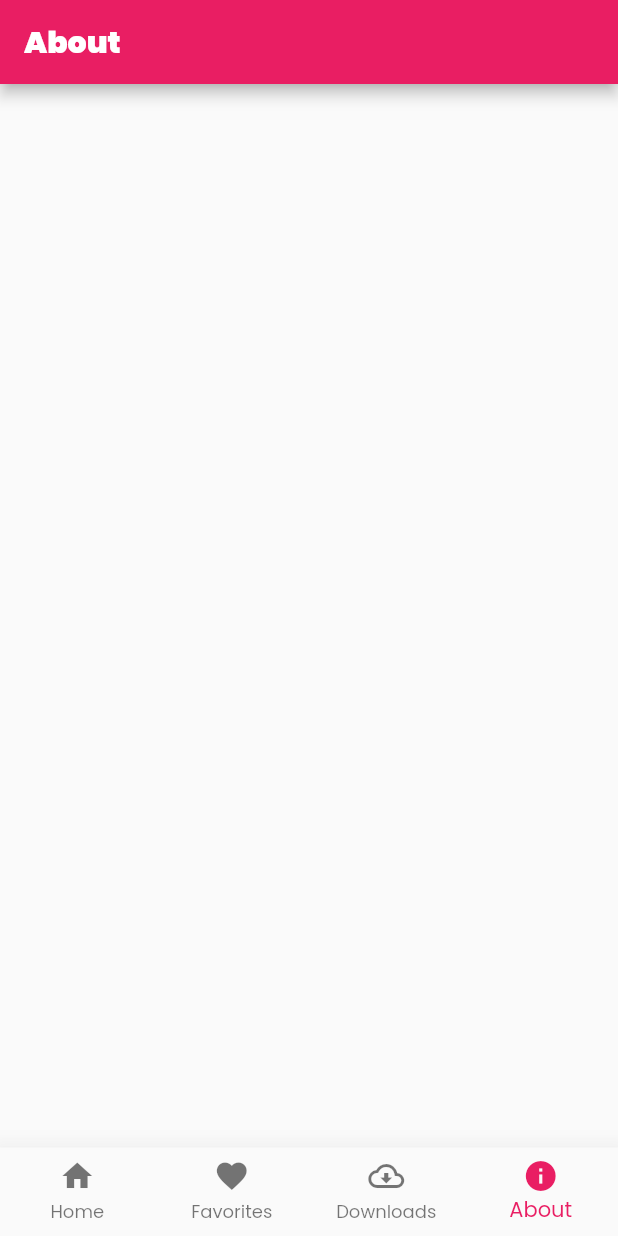
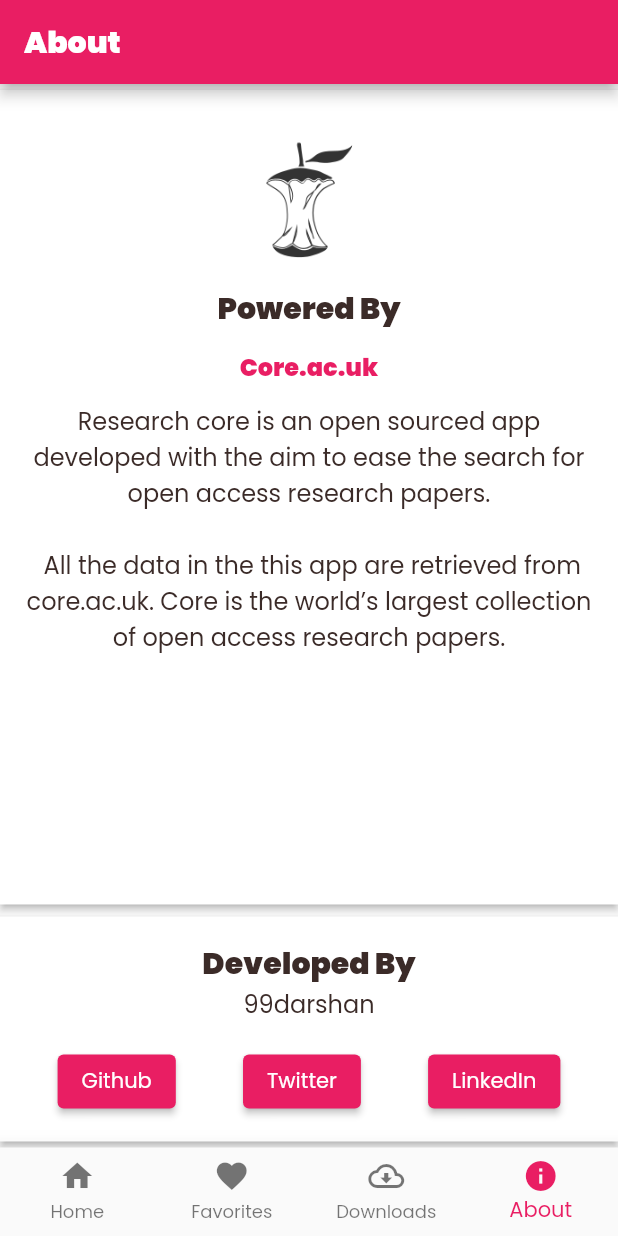
Before and after one commit to 99darshan/research-core, a Flutter app: the screen it shows after launch, item 4 of the bottom bar chosen, on a phone screen of 412 x 824 dp. Run offline on Flutter 3.47's test engine with Material 2 defaults, Android fonts, the phone set to English and light mode, and no system bars; our stand-ins replace dio, shared_preferences; missing offline and left inert: syncfusion_flutter_pdfviewer.

Commit message:
feat: design about screen

```diff
--- a/lib/screens/about_screen.dart
+++ b/lib/screens/about_screen.dart
@@ -1,23 +1,146 @@
 import 'package:flutter/material.dart';
+import 'package:researchcore/utils/theme_util.dart';
+import 'package:url_launcher/url_launcher.dart';
 
-class AboutScreen extends StatefulWidget {
+class AboutScreen extends StatelessWidget {
   const AboutScreen({Key? key}) : super(key: key);
 
-  @override
-  State<AboutScreen> createState() => _AboutScreenState();
-}
+  Future<void> _launchUrl(String url) async {
+    Uri parsedUrl = Uri.parse(url);
+    if (!await launchUrl(parsedUrl)) {
+      throw 'Could not launch $url';
+    }
+  }
 
-class _AboutScreenState extends State<AboutScreen> {
   @override
   Widget build(BuildContext context) {
     return Scaffold(
       appBar: AppBar(
-        title: Text('About'),
+        title: const Text(
+          'About',
+        ),
       ),
-      body: SingleChildScrollView(
-        child: Column(
-          children: [],
-        ),
+      body: Column(
+        mainAxisAlignment: MainAxisAlignment.center,
+        children: <Widget>[
+          // Powered By card
+          Expanded(
+            flex: 1,
+            child: Card(
+              margin: const EdgeInsets.symmetric(vertical: 4.0),
+              shape: const RoundedRectangleBorder(
+                borderRadius: BorderRadius.zero,
+              ),
+              elevation: 2.0,
+              child: SingleChildScrollView(
+                child: Column(
+                  mainAxisSize: MainAxisSize.min,
+                  //crossAxisAlignment: CrossAxisAlignment.center,
+                  children: <Widget>[
+                    Container(
+                      alignment: Alignment.center,
+                      margin: const EdgeInsets.only(
+                        top: 32.0,
+                        bottom: 0.0,
+                      ),
+                      child: Image.asset(
+                        'assets/images/core-ac-logo.png',
+                        height: MediaQuery.of(context).size.height * 0.10,
+                        fit: BoxFit.contain,
+                      ),
+                    ),
+                    Container(
+                      margin: const EdgeInsets.all(16.0),
+                      alignment: Alignment.center,
+                      child: Column(
+                        children: <Widget>[
+                          Text(
+                            'Powered By',
+                            style: Theme.of(context).textTheme.headline6,
+                          ),
+                          TextButton(
+                            onPressed: () {
+                              _launchUrl('https://core.ac.uk/');
+                            },
+                            child: Text(
+                              'Core.ac.uk',
+                              style: Theme.of(context)
+                                  .textTheme
+                                  .subtitle1
+                                  ?.copyWith(
+                                      fontWeight: FontWeight.bold,
+                                      color: ThemeUtil.primaryColor),
+                            ),
+                          ),
+                          Text(
+                            "Research core is an open sourced app developed with the aim to ease the search for open access research papers. \n \n All the data in the this app are retrieved from core.ac.uk. Core is the world’s largest collection of open access research papers. ",
+                            textAlign: TextAlign.center,
+                            style: Theme.of(context).textTheme.subtitle1,
+                          )
+                        ],
+                      ),
+                    )
+                  ],
+                ),
+              ),
+            ),
+          ),
+          // Designed By Card
+          Card(
+            margin: const EdgeInsets.symmetric(vertical: 4.0),
+            shape: const RoundedRectangleBorder(
+              borderRadius: BorderRadius.zero,
+            ),
+            elevation: 2.0,
+            child: Container(
+              padding: const EdgeInsets.all(16.0),
+              width: MediaQuery.of(context).size.width,
+              child: Column(
+                children: <Widget>[
+                  RichText(
+                    textAlign: TextAlign.center,
+                    text: TextSpan(children: <TextSpan>[
+                      TextSpan(
+                          text: "Developed By \n",
+                          style: Theme.of(context).textTheme.headline6),
+                      TextSpan(
+                        text: "99darshan ",
+                        style: Theme.of(context).textTheme.subtitle1,
+                      ),
+                    ]),
+                  ),
+                  const SizedBox(
+                    height: 16.0,
+                  ),
+                  Row(
+                    mainAxisAlignment: MainAxisAlignment.spaceAround,
+                    children: <Widget>[
+                      ElevatedButton(
+                        onPressed: () {
+                          _launchUrl(
+                              'https://github.com/99darshan/research-core');
+                        },
+                        child: const Text('Github'),
+                      ),
+                      ElevatedButton(
+                        onPressed: () {
+                          _launchUrl('https://twitter.com/99darshan');
+                        },
+                        child: const Text('Twitter'),
+                      ),
+                      ElevatedButton(
+                        onPressed: () {
+                          _launchUrl('https://www.linkedin.com/in/99darshan/');
+                        },
+                        child: const Text('LinkedIn'),
+                      )
+                    ],
+                  )
+                ],
+              ),
+            ),
+          ),
+        ],
       ),
     );
   }
--- a/pubspec.yaml
+++ b/pubspec.yaml
@@ -36,6 +36,7 @@ dependencies:
   syncfusion_flutter_pdfviewer: ^20.3.52
   path_provider: ^2.0.11
   dio: ^4.0.6
+  url_launcher: ^6.1.6
 
 dev_dependencies:
   flutter_test:
@@ -62,6 +63,7 @@ flutter:
   # To add assets to your application, add an assets section, like this:
   assets:
     - assets/images/research-core-logo.png
+    - assets/images/core-ac-logo.png
 
   # An image asset can refer to one or more resolution-specific "variants", see
   # https://flutter.dev/assets-and-images/#resolution-aware
```
Also changed, not shown: assets/images/core-ac-logo.png (added), pubspec.lock.
